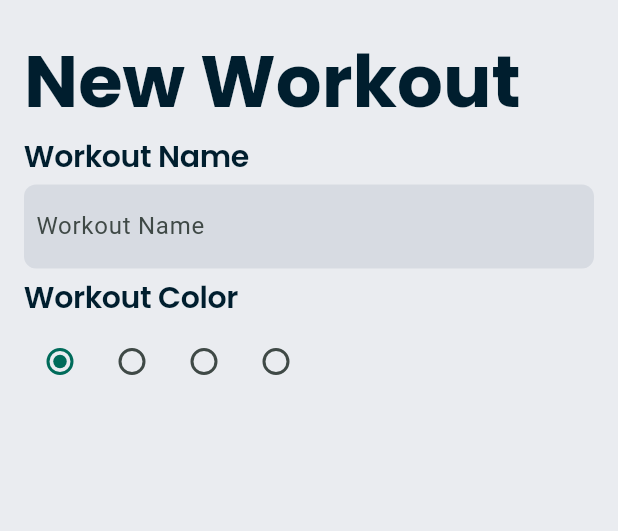
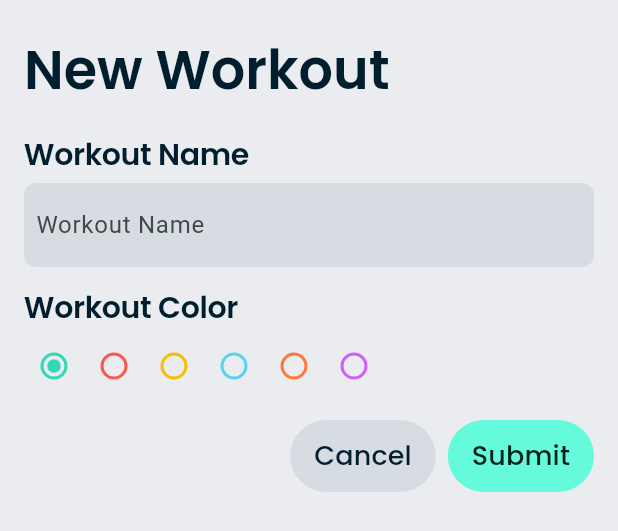
Before and after one commit to M4TTRX/spotme, a Flutter app: the AddWorkoutView widget shown alone on an empty page, opened directly with empty values, on a phone screen of 412 x 824 dp. Shown: the top 531 px of the screen. Run offline on Flutter 3.47's test engine with Material 2 defaults, Android fonts, the light colour scheme and no system bars; our stand-ins replace cloud_firestore, firebase_auth, firebase_core, flutter_spinkit, google_fonts, modal_bottom_sheet and 2 more; missing offline and left inert: firebase_ui_auth; accounts and stored records are empty.

Commit message:
feat: Made progreszs on add workout modal

```diff
--- a/lib/model/workout_model.dart
+++ b/lib/model/workout_model.dart
@@ -1,17 +1,22 @@
 import 'dart:convert';
 
+import 'package:flutter/material.dart';
+import 'package:spotme/theme/workout_colors.dart';
+
 class Workout {
-  Workout(this.id, this.name, this.userId);
+  Workout(this.id, this.name, this.userId, {this.color = WorkoutColor.NEUTRAL});
   final String id;
   final String name;
   final String userId;
+  WorkoutColor color;
 
   Workout copyWith({
     required String id,
     required String name,
     required String userId,
+    color = WorkoutColor.NEUTRAL,
   }) {
-    return Workout(id, name, userId);
+    return Workout(id, name, userId, color: color);
   }
 
   Map<String, dynamic> toMap() {
@@ -19,6 +24,7 @@ class Workout {
       'id': id,
       'name': name,
       'userId': userId,
+      'color': color,
     };
   }
 
@@ -29,6 +35,7 @@ class Workout {
         map['id'],
         map['name'],
         map['userId'],
+        color: map['color'],
       );
     } catch (e) {
       return null;
@@ -41,7 +48,7 @@ class Workout {
 
   @override
   String toString() {
-    return 'Workout(id: $id, name: $name, userId: $userId)';
+    return 'Workout(id: $id, name: $name, userId: $userId, color: $color)';
   }
 
   // We assume that if an exercise has the same name, it is the same exercise
@@ -54,24 +61,29 @@ class Workout {
 
   @override
   int get hashCode {
-    return id.hashCode ^ name.hashCode ^ userId.hashCode;
+    return id.hashCode ^ name.hashCode ^ userId.hashCode ^ color.hashCode;
   }
 }
 
-enum WorkoutColor {
-  PRIMARY,
-  BLACK,
-  RED,
-  YELLOW,
-  BLUE,
-  ORANGE,
-  PURPLE,
-  PINK,
-  NEUTRAL
-}
+enum WorkoutColor { PRIMARY, RED, YELLOW, BLUE, ORANGE, PURPLE, PINK, NEUTRAL }
 
-extension toString on WorkoutColor {
-  String toShortString() {
-    return this.toString().split('.').last;
+extension getMaterialColor on WorkoutColor {
+  MaterialStateProperty<Color> getColor() {
+    switch (this) {
+      case WorkoutColor.PRIMARY:
+        return primaryWorkoutColor;
+      case WorkoutColor.RED:
+        return redWorkoutColor;
+      case WorkoutColor.YELLOW:
+        return yellowWorkoutColor;
+      case WorkoutColor.BLUE:
+        return blueWorkoutColor;
+      case WorkoutColor.ORANGE:
+        return orangeWorkoutColor;
+      case WorkoutColor.PURPLE:
+        return purpleWorkoutColor;
+      default:
+        return neutralWorkoutColor;
+    }
   }
 }
--- a/lib/views/add_progress/add_workout_modal_view.dart
+++ b/lib/views/add_progress/add_workout_modal_view.dart
@@ -4,25 +4,34 @@ import 'package:flutter/src/widgets/framework.dart';
 
 import '../../model/workout_model.dart';
 import '../../theme/layout_values.dart';
+import '../shared/buttons/buttonStyles.dart';
 
 class AddWorkoutView extends StatefulWidget {
   AddWorkoutView({super.key, required this.workout});
   Workout workout;
   @override
-  State<AddWorkoutView> createState() => _AddWorkoutViewState();
+  State<AddWorkoutView> createState() => _AddWorkoutViewState(workout);
 }
 
 class _AddWorkoutViewState extends State<AddWorkoutView> {
-  WorkoutColor? _color = WorkoutColor.PRIMARY;
-  _colorRadio() => List<Widget>.generate(4, (int index) {
+  _AddWorkoutViewState(this._workout);
+  WorkoutColor _color = WorkoutColor.PRIMARY;
+  Workout _workout;
+
+  _colorRadio() => List<Widget>.generate(6, (int index) {
         return Radio(
-            value: WorkoutColor.values[index],
-            groupValue: _color,
-            onChanged: (value) {
-              setState(() {
+          value: WorkoutColor.values[index],
+          groupValue: _color,
+          fillColor: WorkoutColor.values[index].getColor(),
+          onChanged: (value) {
+            setState(() {
+              if (value != null) {
                 _color = value;
-              });
+              }
             });
+          },
+          visualDensity: VisualDensity.compact,
+        );
       }).toList();
   @override
   Widget build(BuildContext context) {
@@ -36,9 +45,9 @@ class _AddWorkoutViewState extends State<AddWorkoutView> {
             children: [
               Text(
                 "New Workout",
-                style: Theme.of(context).textTheme.headline6,
+                style: Theme.of(context).textTheme.headline3,
               ),
-              SizedBox(height: LayoutValues.SMALL),
+              SizedBox(height: LayoutValues.LARGE),
               Text(
                 "Workout Name",
                 style: Theme.of(context).textTheme.headline1,
@@ -49,7 +58,7 @@ class _AddWorkoutViewState extends State<AddWorkoutView> {
                   hintText: "Workout Name",
                 ),
               ),
-              SizedBox(height: LayoutValues.SMALL),
+              SizedBox(height: LayoutValues.MEDIUM),
               Text(
                 "Workout Color",
                 style: Theme.of(context).textTheme.headline1,
@@ -58,6 +67,28 @@ class _AddWorkoutViewState extends State<AddWorkoutView> {
               Row(
                 children: _colorRadio(),
               ),
+              SizedBox(height: LayoutValues.MEDIUM),
+              Row(
+                mainAxisAlignment: MainAxisAlignment.end,
+                children: [
+                  TextButton(
+                    child: Text("Cancel"),
+                    style: ButtonStyles.greyButton(context),
+                    onPressed: () {
+                      Navigator.pop(context);
+                    },
+                  ),
+                  SizedBox(width: LayoutValues.SMALL),
+                  TextButton(
+                    child: Text("Submit"),
+                    style: ButtonStyles.actionButton(context),
+                    onPressed: () {
+                      this._workout.color = this._color ?? WorkoutColor.NEUTRAL;
+                      Navigator.pop(context);
+                    },
+                  )
+                ],
+              )
             ],
           )),
     );
--- a/lib/views/add_progress/workouts_view.dart
+++ b/lib/views/add_progress/workouts_view.dart
@@ -65,7 +65,7 @@ class _WorkoutListState extends State<WorkoutList> {
             setState(() {});
           });
     }).toList();
-    showCupertinoModalBottomSheet(
+    showBarModalBottomSheet(
       context: context,
       builder: ((context) => Material(
             type: MaterialType.transparency,
--- a/lib/views/shared/buttons/buttonStyles.dart
+++ b/lib/views/shared/buttons/buttonStyles.dart
@@ -7,4 +7,10 @@ class ButtonStyles {
       backgroundColor: MaterialStateProperty.all<Color>(
           Theme.of(context).colorScheme.surface),
     );
+  static actionButton(context) => ButtonStyle(
+        foregroundColor: MaterialStateProperty.all<Color>(
+            Theme.of(context).colorScheme.onPrimaryContainer),
+        backgroundColor: MaterialStateProperty.all<Color>(
+            Theme.of(context).colorScheme.primaryContainer),
+      );
 }
```
Also changed, not shown: lib/theme/theme_Data.dart (+9 -1 lines), lib/theme/workout_colors.dart (added, +12 -0 lines).
